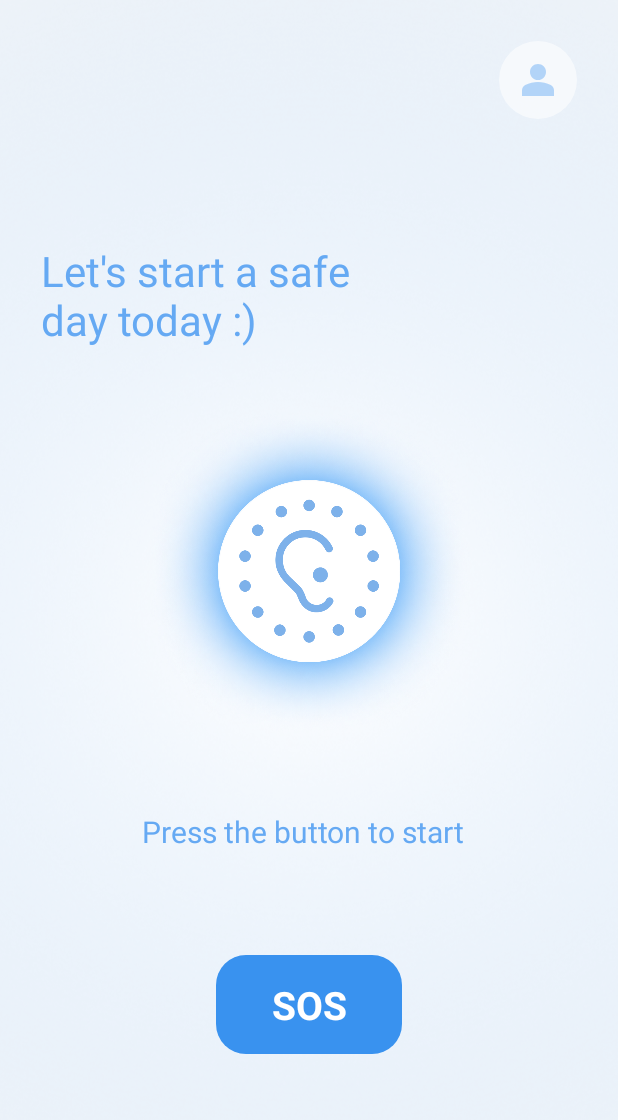
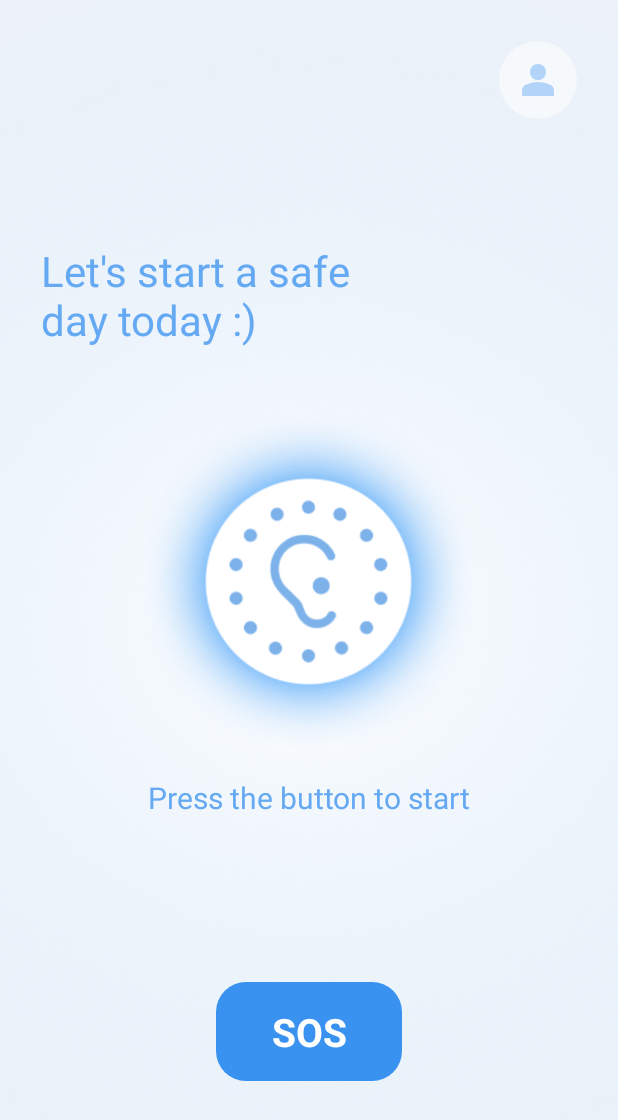
Before and after one commit to GDSC-SWU/2025-Mutism-SolutionChallenge, an Android app: the screen it shows after launch (MainActivity), on a phone screen of 412 x 824 dp. Shown: the top 1120 px of the screen. Run offline under Robolectric (Android 15) with nearby library versions, the phone set to English and light mode, and no system bars.

Commit message:
fix: Fix main screen layout bug

```diff
--- a/mutism/app/src/main/java/com/example/mutism/controller/main/ForegroundService.kt
+++ b/mutism/app/src/main/java/com/example/mutism/controller/main/ForegroundService.kt
@@ -151,7 +151,6 @@ class ForegroundService : Service() {
         val intent = Intent("com.mutism.UPDATE_LIST")
         intent.putExtra("new_text", newText)
         sendBroadcast(intent)
-        Log.d("foregroundService", newText)
     }
 
     private fun stopAudioClassification() {
--- a/mutism/app/src/main/java/com/example/mutism/controller/main/MainActivity.kt
+++ b/mutism/app/src/main/java/com/example/mutism/controller/main/MainActivity.kt
@@ -143,8 +143,9 @@ class MainActivity : AppCompatActivity() {
             binding.tvNowHear.visibility = View.VISIBLE
             binding.mainTvExplain.text = getString(R.string.text_main_stop)
             binding.listContainer.visibility = View.VISIBLE
+            binding.spaceBetween.visibility = View.GONE
         } else {
-            binding.btnStart.setImageResource(R.drawable.btn_start1)
+            binding.btnStart.setImageResource(R.drawable.btn_start)
             rootLayout.setBackgroundResource(R.drawable.bg_main1)
             binding.tvWelcome.visibility = View.VISIBLE
             binding.tvRecording.visibility = View.GONE
@@ -152,6 +153,7 @@ class MainActivity : AppCompatActivity() {
             binding.tvNowHear.visibility = View.GONE
             binding.mainTvExplain.text = getString(R.string.text_main_start)
             binding.listContainer.visibility = View.GONE
+            binding.spaceBetween.visibility = View.VISIBLE
         }
     }
 
--- a/mutism/app/src/main/res/layout/activity_main.xml
+++ b/mutism/app/src/main/res/layout/activity_main.xml
@@ -29,7 +29,7 @@
 
     <TextView
         android:id="@+id/tv_recording"
-        android:layout_width="208dp"
+        android:layout_width="wrap_content"
         android:layout_height="wrap_content"
         android:layout_gravity="center"
         android:layout_marginBottom="24dp"
@@ -46,17 +46,17 @@
 
     <ImageView
         android:id="@+id/btn_start"
-        android:layout_width="220dp"
-        android:layout_height="220dp"
+        android:layout_width="234dp"
+        android:layout_height="234dp"
         android:layout_gravity="center"
-        android:src="@drawable/btn_start1" />
+        android:src="@drawable/btn_start" />
 
     <TextView
         android:id="@+id/main_tv_explain"
-        android:layout_width="222dp"
-        android:layout_height="24dp"
+        android:layout_width="wrap_content"
+        android:layout_height="wrap_content"
         android:layout_gravity="center"
-        android:layout_marginTop="50dp"
+        android:layout_marginTop="13dp"
         android:text="@string/text_main_start"
         android:textColor="@color/color_primary_light"
         android:textSize="20sp" />
@@ -66,7 +66,7 @@
         android:layout_width="wrap_content"
         android:layout_height="wrap_content"
         android:layout_gravity="center"
-        android:layout_marginTop="72dp"
+        android:layout_marginTop="109dp"
         android:background="@drawable/btn_sos_bg"
         android:clickable="true"
         android:focusable="true">
@@ -97,6 +97,8 @@
         android:id="@+id/list_container"
         android:layout_width="match_parent"
         android:layout_height="wrap_content"
+        android:layout_marginTop="16dp"
         android:orientation="vertical"
-        android:layout_gravity="center" />
+        android:layout_gravity="center"
+        android:visibility="gone" />
 </LinearLayout>
```
Also changed, not shown: mutism/app/src/main/res/drawable/btn_start.png (added), mutism/app/src/main/res/drawable/btn_start1.png (deleted).
